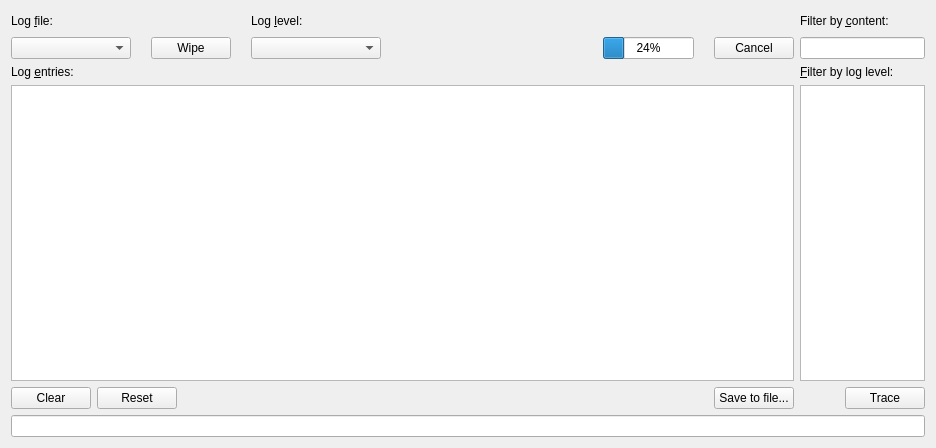
First picture: the form in lib/widget/LogViewerWidget.ui, repository d1vanov/quentier, before the edit.
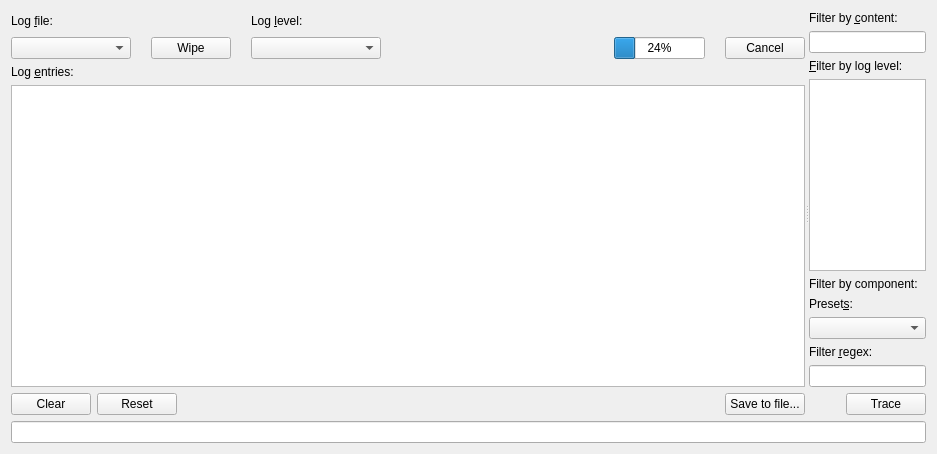
Second picture: the form after the edit. Icons and pictures are not drawn.

Commit message: d1vanov/libquentier#134: make use of libquentier's log filter by component API in LogViewerWidget

Patch:
```diff
--- a/lib/widget/LogViewerWidget.ui
+++ b/lib/widget/LogViewerWidget.ui
@@ -6,51 +6,26 @@
    <rect>
     <x>0</x>
     <y>0</y>
-    <width>936</width>
+    <width>937</width>
     <height>448</height>
    </rect>
   </property>
   <property name="windowTitle">
    <string>Log viewer</string>
   </property>
-  <layout class="QGridLayout" name="gridLayout">
-   <item row="0" column="0">
+  <layout class="QVBoxLayout" name="verticalLayout">
+   <item>
+    <widget class="QSplitter" name="horizontalSplitter">
+     <property name="orientation">
+      <enum>Qt::Horizontal</enum>
+     </property>
+     <widget class="QWidget" name="">
+      <layout class="QVBoxLayout" name="leftPartVerticalLayout">
+       <item>
     <layout class="QGridLayout" name="logFileAndLevelGridLayout">
      <property name="horizontalSpacing">
       <number>20</number>
      </property>
-     <item row="0" column="0">
-      <widget class="QLabel" name="logFileLabel">
-       <property name="text">
-        <string>Log &amp;file:</string>
-       </property>
-       <property name="buddy">
-        <cstring>logFileComboBox</cstring>
-       </property>
-      </widget>
-     </item>
-     <item row="1" column="2">
-      <widget class="QComboBox" name="logLevelComboBox">
-       <property name="sizePolicy">
-        <sizepolicy hsizetype="Fixed" vsizetype="Fixed">
-         <horstretch>0</horstretch>
-         <verstretch>0</verstretch>
-        </sizepolicy>
-       </property>
-       <property name="minimumSize">
-        <size>
-         <width>130</width>
-         <height>0</height>
-        </size>
-       </property>
-       <property name="maximumSize">
-        <size>
-         <width>130</width>
-         <height>16777215</height>
-        </size>
-       </property>
-      </widget>
-     </item>
      <item row="0" column="2">
       <widget class="QLabel" name="logLevelLabel">
        <property name="text">
@@ -61,6 +36,61 @@
        </property>
       </widget>
      </item>
+         <item row="1" column="4">
+          <spacer name="horizontalSpacer">
+           <property name="orientation">
+            <enum>Qt::Horizontal</enum>
+           </property>
+           <property name="sizeType">
+            <enum>QSizePolicy::Fixed</enum>
+           </property>
+           <property name="sizeHint" stdset="0">
+            <size>
+             <width>13</width>
+             <height>20</height>
+            </size>
+           </property>
+          </spacer>
+         </item>
+         <item row="1" column="6">
+          <widget class="QPushButton" name="saveToFileCancelButton">
+           <property name="text">
+            <string>Cancel</string>
+           </property>
+          </widget>
+         </item>
+         <item row="1" column="2">
+          <widget class="QComboBox" name="logLevelComboBox">
+           <property name="sizePolicy">
+            <sizepolicy hsizetype="Fixed" vsizetype="Fixed">
+             <horstretch>0</horstretch>
+             <verstretch>0</verstretch>
+            </sizepolicy>
+           </property>
+           <property name="minimumSize">
+            <size>
+             <width>130</width>
+             <height>0</height>
+            </size>
+           </property>
+           <property name="maximumSize">
+            <size>
+             <width>130</width>
+             <height>16777215</height>
+            </size>
+           </property>
+          </widget>
+         </item>
+         <item row="0" column="0">
+          <widget class="QLabel" name="logFileLabel">
+           <property name="text">
+            <string>Log &amp;file:</string>
+           </property>
+           <property name="buddy">
+            <cstring>logFileComboBox</cstring>
+           </property>
+          </widget>
+         </item>
      <item row="1" column="0">
       <widget class="QComboBox" name="logFileComboBox">
        <property name="minimumSize">
@@ -111,25 +141,6 @@
        </property>
       </widget>
      </item>
-     <item row="0" column="5">
-      <widget class="QLabel" name="saveToFileLabel"/>
-     </item>
-     <item row="1" column="4">
-      <spacer name="horizontalSpacer">
-       <property name="orientation">
-        <enum>Qt::Horizontal</enum>
-       </property>
-       <property name="sizeType">
-        <enum>QSizePolicy::Fixed</enum>
-       </property>
-       <property name="sizeHint" stdset="0">
-        <size>
-         <width>2</width>
-         <height>20</height>
-        </size>
-       </property>
-      </spacer>
-     </item>
      <item row="0" column="4">
       <spacer name="horizontalSpacer_2">
        <property name="orientation">
@@ -140,46 +151,18 @@
        </property>
        <property name="sizeHint" stdset="0">
         <size>
-         <width>2</width>
+             <width>13</width>
          <height>20</height>
         </size>
        </property>
       </spacer>
      </item>
-     <item row="1" column="6">
-      <widget class="QPushButton" name="saveToFileCancelButton">
-       <property name="text">
-        <string>Cancel</string>
-       </property>
-      </widget>
+         <item row="0" column="5">
+          <widget class="QLabel" name="saveToFileLabel"/>
      </item>
     </layout>
    </item>
-   <item row="0" column="1">
-    <layout class="QVBoxLayout" name="filterByContentVerticalLayout">
      <item>
-      <widget class="QLabel" name="filterByContentLabel">
-       <property name="text">
-        <string>Filter by &amp;content:</string>
-       </property>
-       <property name="buddy">
-        <cstring>filterByContentLineEdit</cstring>
-       </property>
-      </widget>
-     </item>
-     <item>
-      <widget class="QLineEdit" name="filterByContentLineEdit">
-       <property name="sizePolicy">
-        <sizepolicy hsizetype="Preferred" vsizetype="Fixed">
-         <horstretch>0</horstretch>
-         <verstretch>0</verstretch>
-        </sizepolicy>
-       </property>
-      </widget>
-     </item>
-    </layout>
-   </item>
-   <item row="1" column="0">
     <layout class="QVBoxLayout" name="logEntriesVerticalLayout">
      <item>
       <widget class="QLabel" name="logEntriesLabel">
@@ -206,37 +189,7 @@
      </item>
     </layout>
    </item>
-   <item row="1" column="1">
-    <layout class="QVBoxLayout" name="filterByLogLevelVerticalLayout">
      <item>
-      <widget class="QLabel" name="label">
-       <property name="text">
-        <string>&amp;Filter by log level:</string>
-       </property>
-       <property name="buddy">
-        <cstring>filterByLogLevelTableWidget</cstring>
-       </property>
-      </widget>
-     </item>
-     <item>
-      <widget class="QTableWidget" name="filterByLogLevelTableWidget">
-       <property name="sizePolicy">
-        <sizepolicy hsizetype="Preferred" vsizetype="Expanding">
-         <horstretch>0</horstretch>
-         <verstretch>0</verstretch>
-        </sizepolicy>
-       </property>
-       <property name="maximumSize">
-        <size>
-         <width>220</width>
-         <height>16777215</height>
-        </size>
-       </property>
-      </widget>
-     </item>
-    </layout>
-   </item>
-   <item row="2" column="0">
     <layout class="QHBoxLayout" name="leftButtonsHorizontalLayout">
      <item>
       <widget class="QPushButton" name="clearPushButton">
@@ -274,7 +227,105 @@
      </item>
     </layout>
    </item>
-   <item row="2" column="1">
+      </layout>
+     </widget>
+     <widget class="QWidget" name="">
+      <layout class="QVBoxLayout" name="rightPartVerticalLayout">
+       <item>
+        <layout class="QVBoxLayout" name="filterByContentVerticalLayout">
+         <item>
+          <widget class="QLabel" name="filterByContentLabel">
+           <property name="text">
+            <string>Filter by &amp;content:</string>
+           </property>
+           <property name="buddy">
+            <cstring>filterByContentLineEdit</cstring>
+           </property>
+          </widget>
+         </item>
+         <item>
+          <widget class="QLineEdit" name="filterByContentLineEdit">
+           <property name="sizePolicy">
+            <sizepolicy hsizetype="Preferred" vsizetype="Fixed">
+             <horstretch>0</horstretch>
+             <verstretch>0</verstretch>
+            </sizepolicy>
+           </property>
+           <property name="clearButtonEnabled">
+            <bool>true</bool>
+           </property>
+          </widget>
+         </item>
+        </layout>
+       </item>
+       <item>
+        <layout class="QVBoxLayout" name="filterByLogLevelVerticalLayout">
+         <item>
+          <widget class="QLabel" name="filterByLogLevelLabel">
+           <property name="text">
+            <string>&amp;Filter by log level:</string>
+           </property>
+           <property name="buddy">
+            <cstring>filterByLogLevelTableWidget</cstring>
+           </property>
+          </widget>
+         </item>
+         <item>
+          <widget class="QTableWidget" name="filterByLogLevelTableWidget">
+           <property name="sizePolicy">
+            <sizepolicy hsizetype="Preferred" vsizetype="MinimumExpanding">
+             <horstretch>0</horstretch>
+             <verstretch>0</verstretch>
+            </sizepolicy>
+           </property>
+           <property name="maximumSize">
+            <size>
+             <width>220</width>
+             <height>16777215</height>
+            </size>
+           </property>
+          </widget>
+         </item>
+         <item>
+          <widget class="QLabel" name="filterByComponentLabel">
+           <property name="text">
+            <string>Filter by component:</string>
+           </property>
+          </widget>
+         </item>
+         <item>
+          <widget class="QLabel" name="filterByComponentPresetsLabel">
+           <property name="text">
+            <string>Preset&amp;s:</string>
+           </property>
+           <property name="buddy">
+            <cstring>filterByComponentPresetsComboBox</cstring>
+           </property>
+          </widget>
+         </item>
+         <item>
+          <widget class="QComboBox" name="filterByComponentPresetsComboBox"/>
+         </item>
+         <item>
+          <widget class="QLabel" name="filterByComponentRegexLabel">
+           <property name="text">
+            <string>Filter &amp;regex:</string>
+           </property>
+           <property name="buddy">
+            <cstring>filterByComponentRegexLineEdit</cstring>
+           </property>
+          </widget>
+         </item>
+         <item>
+          <widget class="QLineEdit" name="filterByComponentRegexLineEdit">
+           <property name="clearButtonEnabled">
+            <bool>true</bool>
+           </property>
+          </widget>
+         </item>
+        </layout>
+       </item>
+       <item>
     <layout class="QHBoxLayout" name="tracePushButtonHorizontalLayout">
      <item>
       <spacer name="tracePushButtonHorizontalSpacer">
@@ -310,7 +361,11 @@
      </item>
     </layout>
    </item>
-   <item row="3" column="0" colspan="2">
+      </layout>
+     </widget>
+    </widget>
+   </item>
+   <item>
     <widget class="QLineEdit" name="statusBarLineEdit">
      <property name="readOnly">
       <bool>true</bool>
```
Lines whose indentation alone changed are shown as unchanged. The commit also changes 8 other files.
